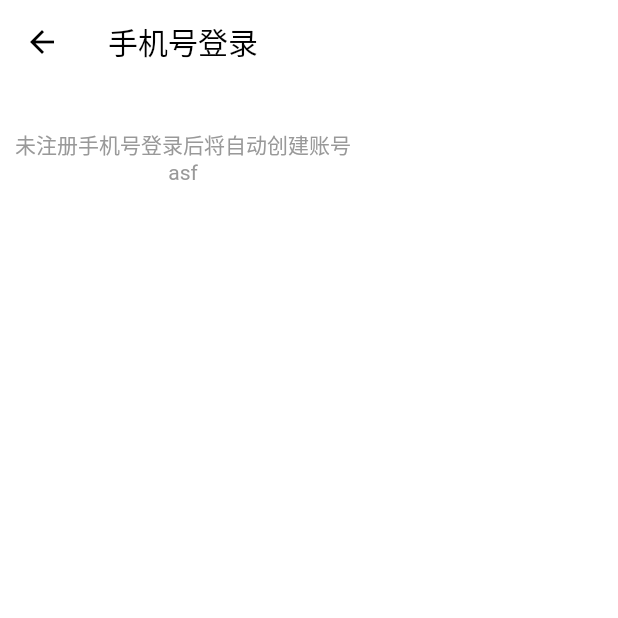
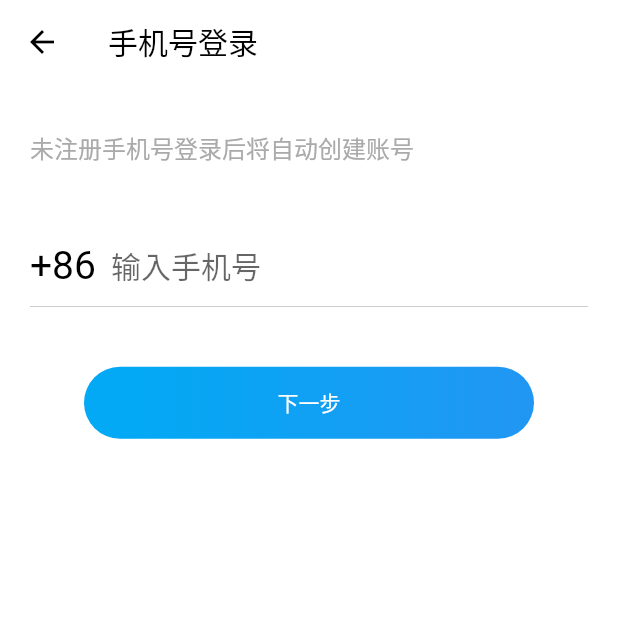
Before and after one commit to lichenbuliren/flutter_netease_music, a Flutter app: the LoginRegisterPage screen opened by its route, on a phone screen of 412 x 824 dp, the top half of it. Run offline on Flutter 3.47's test engine with Material 2 defaults, Android fonts, the phone set to English and light mode, and no system bars; our stand-ins replace flutter_svg, oktoast.

Commit message:
docs(doc): 更新文档

```diff
--- a/lib/pages/login_register.dart
+++ b/lib/pages/login_register.dart
@@ -1,4 +1,7 @@
+import 'dart:ui' as prefix0;
+
 import 'package:flutter/material.dart';
+import 'package:flutter/services.dart';
 
 class LoginRegisterPage extends StatefulWidget {
   LoginRegisterPage({Key key}) : super(key: key);
@@ -22,19 +25,93 @@ class _LoginRegisterPageState extends State<LoginRegisterPage> {
       ),
       backgroundColor: Colors.white,
       body: Padding(
-        padding: EdgeInsets.fromLTRB(10, 30, 10, 0),
+        padding: EdgeInsets.fromLTRB(20, 30, 20, 0),
         child: Column(
           children: <Widget>[
-            Text(
-              '未注册手机号登录后将自动创建账号',
-              style: new TextStyle(
-                color: Color(0xFF999999),
+            Container(
+              alignment: Alignment.centerLeft,
+              child: Text(
+                '未注册手机号登录后将自动创建账号',
+                textAlign: TextAlign.left,
+                style: new TextStyle(
+                  color: Color(0xFFAAAAAA),
+                  fontSize: 16,
+                ),
               ),
             ),
-            Text(
-              'asf',
-              style: new TextStyle(
-                color: Color(0xFF999999),
+            Container(
+              padding: EdgeInsets.fromLTRB(0, 40, 0, 0),
+              margin: EdgeInsets.only(bottom: 40),
+              decoration: BoxDecoration(
+                border: Border(
+                  bottom: BorderSide(
+                    width: 0.5,
+                    color: Color(0xFFBBBBBBB),
+                  ),
+                ),
+              ),
+              child: Row(
+                children: <Widget>[
+                  Text(
+                    '+86',
+                    style: TextStyle(
+                      color: Colors.black,
+                      fontSize: 26,
+                      fontWeight: FontWeight.w400,
+                    ),
+                  ),
+                  Expanded(
+                    child: Padding(
+                      padding: EdgeInsets.only(left: 10),
+                      child: TextField(
+                        onChanged: (v) {
+                          print(v);
+                        },
+                        style: TextStyle(
+                          fontSize: 20,
+                        ),
+                        cursorColor: Color(0xFF777777).withOpacity(0.8),
+                        keyboardType: TextInputType.phone,
+                        textInputAction: TextInputAction.done,
+                        decoration: InputDecoration(
+                          enabledBorder: InputBorder.none,
+                          disabledBorder: InputBorder.none,
+                          border: InputBorder.none,
+                          focusColor: Colors.black54,
+                          hintText: '输入手机号',
+                          hintStyle: TextStyle(
+                            fontSize: 20,
+                          ),
+                        ),
+                      ),
+                    ),
+                  ),
+                ],
+              ),
+            ),
+            Container(
+              width: 300,
+              decoration: BoxDecoration(
+                color: Colors.purple,
+                gradient: LinearGradient(
+                  colors: [Colors.lightBlue, Colors.blue],
+                  stops: [0.1, 1],
+                ),
+                borderRadius: BorderRadius.all(
+                  Radius.circular(30),
+                ),
+              ),
+              child: RaisedButton(
+                textColor: Colors.white,
+                color: Colors.transparent,
+                // 阴影偏移量
+                elevation: 0,
+                onPressed: () => print('下一步'),
+                shape: RoundedRectangleBorder(
+                  borderRadius: BorderRadius.circular(20),
+                  side: BorderSide.none,
+                ),
+                child: Text('下一步'),
               ),
             ),
           ],
```
Also changed, not shown: doc/功能模块/注册.PNG (added), doc/功能模块/登录.PNG (added).
